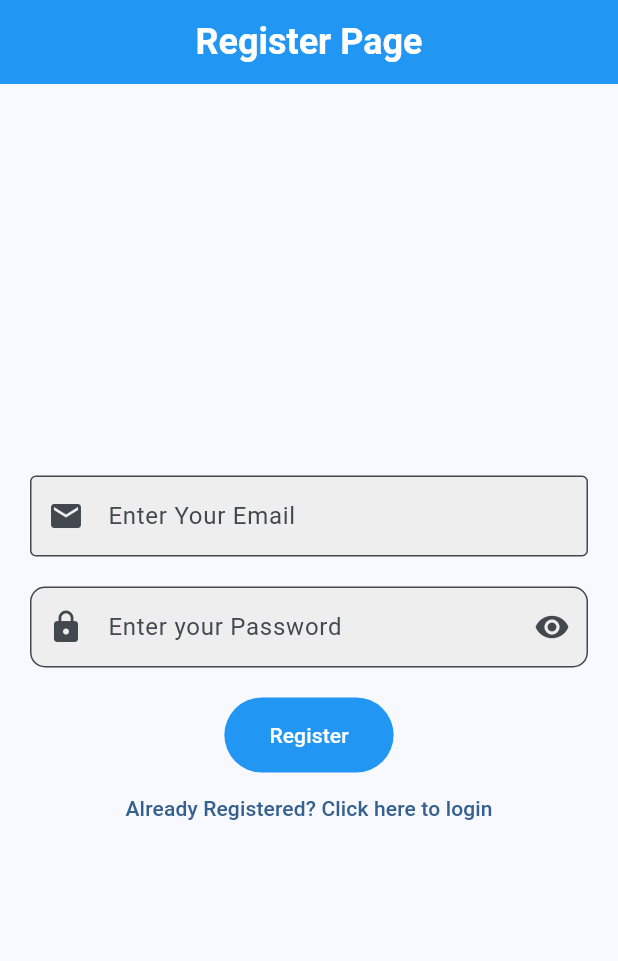
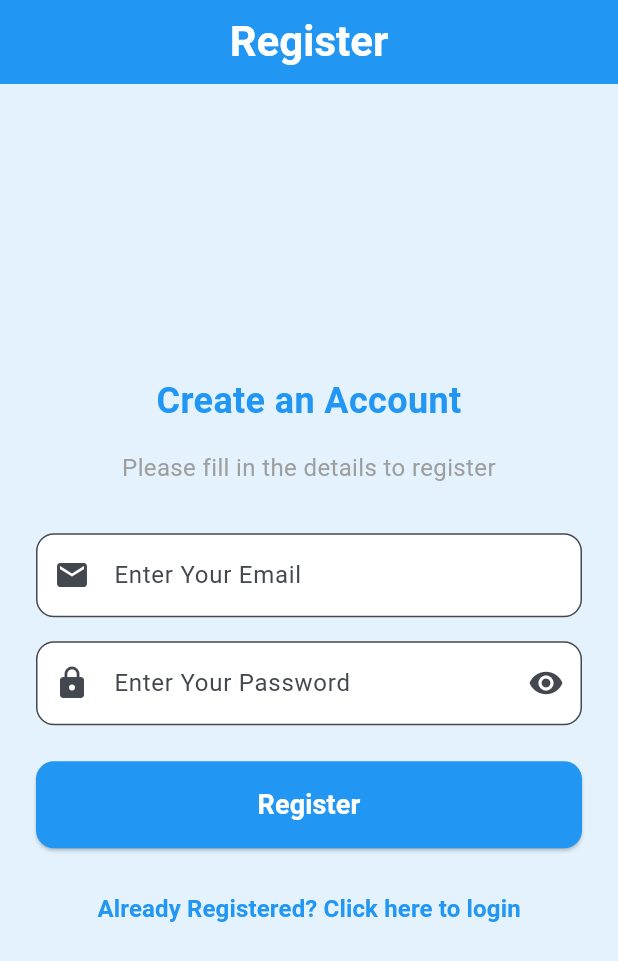
Before and after one commit to ashishexee/notes-application, a Flutter app: the screen it shows after launch, after a tap on "Not Registered? Register Here", on a phone screen of 412 x 824 dp. Shown: the top 961 px of the screen. Run offline on Flutter 3.47's test engine with Material 3 defaults, Android fonts, the phone set to English and light mode, and no system bars; our stand-ins replace bloc, cloud_firestore, equatable, firebase_auth, firebase_core, flutter_bloc and 2 more; accounts and stored records are empty; network calls fail.

Commit message:
improved UI

```diff
--- a/lib/views/login_view.dart
+++ b/lib/views/login_view.dart
@@ -1,5 +1,3 @@
-// import 'package:firebase_core/firebase_core.dart';
-// import 'package:firstapplication/firebase_options.dart';
 import 'package:firebase_auth/firebase_auth.dart';
 import 'package:firebase_core/firebase_core.dart';
 import 'package:firstapplication/constants/route.dart';
@@ -32,7 +30,6 @@ class _LoginViewState extends State<LoginView> {
     _obscure = true;
   }
 
-//ek baar jab init krr dete hai tou dispose krna bhi important hai
   @override
   void dispose() {
     _email.dispose();
@@ -43,17 +40,19 @@ class _LoginViewState extends State<LoginView> {
   @override
   Widget build(BuildContext context) {
     return Scaffold(
+      backgroundColor: Colors.blue[50], // Light background color
       appBar: AppBar(
         centerTitle: true,
         title: const Text(
-          'Login Page',
+          'Login',
           style: TextStyle(
             color: Colors.white,
-            fontSize: 24,
+            fontSize: 28,
             fontWeight: FontWeight.bold,
           ),
         ),
         backgroundColor: Colors.blue,
+        elevation: 0,
       ),
       body: FutureBuilder(
         future: Firebase.initializeApp(
@@ -63,11 +62,33 @@ class _LoginViewState extends State<LoginView> {
           switch (snapshot.connectionState) {
             case ConnectionState.done:
               return Center(
+                child: SingleChildScrollView(
                   child: Padding(
-                  padding: const EdgeInsets.all(20.0),
+                    padding: const EdgeInsets.symmetric(horizontal: 24.0),
+                    child: SingleChildScrollView(
                       child: Column(
                         mainAxisAlignment: MainAxisAlignment.center,
+                        crossAxisAlignment: CrossAxisAlignment.stretch,
                         children: [
+                          const Text(
+                            'Welcome Back!',
+                            textAlign: TextAlign.center,
+                            style: TextStyle(
+                              fontSize: 24,
+                              fontWeight: FontWeight.bold,
+                              color: Colors.blue,
+                            ),
+                          ),
+                          const SizedBox(height: 16),
+                          const Text(
+                            'Please login to your account',
+                            textAlign: TextAlign.center,
+                            style: TextStyle(
+                              fontSize: 16,
+                              color: Colors.grey,
+                            ),
+                          ),
+                          const SizedBox(height: 32),
                           TextField(
                             controller: _email,
                             enableSuggestions: false,
@@ -77,10 +98,10 @@ class _LoginViewState extends State<LoginView> {
                               hintText: 'Enter your email',
                               prefixIcon: const Icon(Icons.email),
                               border: OutlineInputBorder(
-                            borderRadius: BorderRadius.circular(10),
+                                borderRadius: BorderRadius.circular(12),
                               ),
                               filled: true,
-                          fillColor: Colors.grey[200],
+                              fillColor: Colors.white,
                             ),
                           ),
                           const SizedBox(height: 16),
@@ -93,10 +114,10 @@ class _LoginViewState extends State<LoginView> {
                               hintText: 'Enter your password',
                               prefixIcon: const Icon(Icons.lock),
                               border: OutlineInputBorder(
-                            borderRadius: BorderRadius.circular(10),
+                                borderRadius: BorderRadius.circular(12),
                               ),
                               filled: true,
-                          fillColor: Colors.grey[200],
+                              fillColor: Colors.white,
                               suffixIcon: IconButton(
                                 icon: Icon(
                                   _obscure
@@ -123,8 +144,8 @@ class _LoginViewState extends State<LoginView> {
                                         password,
                                       ),
                                     );
-                            // ignore: non_constant_identifier_names
-                            final usercredentials = await FirebaseAuth.instance
+                                final usercredentials = await FirebaseAuth
+                                    .instance
                                     .signInWithEmailAndPassword(
                                   email: email,
                                   password: password,
@@ -142,7 +163,8 @@ class _LoginViewState extends State<LoginView> {
                                   ),
                                 );
                               } on FirebaseAuthException catch (e) {
-                            devtools.log('error occured while trying to login');
+                                devtools
+                                    .log('error occurred while trying to login');
                                 devtools.log(e.code);
                                 ScaffoldMessenger.of(context).showSnackBar(
                                   SnackBar(
@@ -152,24 +174,27 @@ class _LoginViewState extends State<LoginView> {
                                     backgroundColor: Colors.red,
                                   ),
                                 );
-                          } // we will do better handling when we will show the user that you have written a wrong code
+                              }
                             },
-                        style: TextButton.styleFrom(
+                            style: ElevatedButton.styleFrom(
                               backgroundColor: Colors.blue,
                               padding: const EdgeInsets.symmetric(
-                            horizontal: 30,
-                            vertical: 15,
+                                vertical: 16,
+                              ),
+                              shape: RoundedRectangleBorder(
+                                borderRadius: BorderRadius.circular(12),
                               ),
                             ),
                             child: const Text(
                               'Login',
                               style: TextStyle(
-                            fontSize: 16,
+                                fontSize: 18,
                                 fontWeight: FontWeight.bold,
                                 color: Colors.white,
                               ),
                             ),
                           ),
+                          const SizedBox(height: 16),
                           TextButton(
                             onPressed: () {
                               Navigator.of(context).pushNamedAndRemoveUntil(
@@ -177,8 +202,18 @@ class _LoginViewState extends State<LoginView> {
                                 (route) => false,
                               );
                             },
-                          child: const Text('Not Registered? Register Here'))
+                            child: const Text(
+                              'Not Registered? Register Here',
+                              style: TextStyle(
+                                fontSize: 16,
+                                color: Colors.blue,
+                                fontWeight: FontWeight.bold,
+                              ),
+                            ),
+                          ),
                         ],
+                      ),
+                    ),
                   ),
                 ),
               );
@@ -192,26 +227,3 @@ class _LoginViewState extends State<LoginView> {
     );
   }
 }
-
-// i havent used this future as i already had a better way to display the error(may be will do in register view)
-Future<void> showerrordialog(
-  BuildContext context,
-  String text,
-) {
-  return showDialog(
-      context: context,
-      builder: (context) {
-        return AlertDialog(
-          title: const Text('ERROR'),
-          content: Text(text),
-          actions: [
-            TextButton(
-              onPressed: () {
-                Navigator.of(context).pop();
-              },
-              child: const Text('OK'),
-            )
-          ],
-        );
-      });
-}
--- a/lib/views/register_view.dart
+++ b/lib/views/register_view.dart
@@ -1,5 +1,6 @@
 import 'package:firebase_auth/firebase_auth.dart';
 import 'package:firstapplication/constants/route.dart';
+import 'package:firstapplication/services/auth/auth_exception.dart';
 import 'package:firstapplication/services/auth_services.dart';
 import 'package:flutter/material.dart';
 
@@ -24,11 +25,9 @@ class _RegisterViewState extends State<RegisterView> {
     super.initState();
   }
 
-// ek baar jab init krr dete hai tou dispose krna bhi important hai
   @override
   void dispose() {
     _email.dispose();
-
     _password.dispose();
     super.dispose();
   }
@@ -36,31 +35,54 @@ class _RegisterViewState extends State<RegisterView> {
   @override
   Widget build(BuildContext context) {
     return Scaffold(
+      backgroundColor: Colors.blue[50], // Light background color
       appBar: AppBar(
         centerTitle: true,
         automaticallyImplyLeading: false,
         title: const Text(
-          'Register Page',
+          'Register',
           style: TextStyle(
             color: Colors.white,
-            fontSize: 24,
+            fontSize: 28,
             fontWeight: FontWeight.bold,
           ),
         ),
         backgroundColor: Colors.blue,
+        elevation: 0,
       ),
       body: FutureBuilder(
         future: AuthServices.firebase().initialize(),
         builder: (context, snapshot) {
           switch (snapshot.connectionState) {
-            //snapshot is like a async function ,, future hai firebase auth ka tou jab tak vo active nhi hoga tou hum default case mai return krr denge text as 'loading ...' warna tou hum usse column return krr denga
             case ConnectionState.done:
               return Center(
+                child: SingleChildScrollView(
                   child: Padding(
-                padding: const EdgeInsets.all(20.0),
+                    padding: const EdgeInsets.symmetric(horizontal: 24.0),
+                    child: SingleChildScrollView(
                       child: Column(
                         mainAxisAlignment: MainAxisAlignment.center,
+                        crossAxisAlignment: CrossAxisAlignment.stretch,
                         children: [
+                          const Text(
+                            'Create an Account',
+                            textAlign: TextAlign.center,
+                            style: TextStyle(
+                              fontSize: 24,
+                              fontWeight: FontWeight.bold,
+                              color: Colors.blue,
+                            ),
+                          ),
+                          const SizedBox(height: 16),
+                          const Text(
+                            'Please fill in the details to register',
+                            textAlign: TextAlign.center,
+                            style: TextStyle(
+                              fontSize: 16,
+                              color: Colors.grey,
+                            ),
+                          ),
+                          const SizedBox(height: 32),
                           TextField(
                             enableSuggestions: false,
                             autocorrect: false,
@@ -68,38 +90,31 @@ class _RegisterViewState extends State<RegisterView> {
                             controller: _email,
                             decoration: InputDecoration(
                               hintText: 'Enter Your Email',
-                        border: OutlineInputBorder(),
                               prefixIcon: const Icon(Icons.email),
-                        contentPadding:
-                            EdgeInsets.symmetric(horizontal: 20, vertical: 15),
+                              border: OutlineInputBorder(
+                                borderRadius: BorderRadius.circular(12),
+                              ),
                               filled: true,
-                        fillColor: Colors.grey[200],
+                              fillColor: Colors.white,
                             ),
                           ),
-                    SizedBox(height: 20),
-                    StatefulBuilder(
-                      builder: (BuildContext context, StateSetter setState) {
-                        bool obscureText = true;
-                        return Column(
-                          children: [
+                          const SizedBox(height: 16),
                           TextField(
                             obscureText: _obscureText,
                             enableSuggestions: false,
                             autocorrect: false,
                             controller: _password,
                             decoration: InputDecoration(
-                                hintText: 'Enter your Password',
+                              hintText: 'Enter Your Password',
                               prefixIcon: const Icon(Icons.lock),
                               border: OutlineInputBorder(
-                                  borderRadius: BorderRadius.circular(10),
+                                borderRadius: BorderRadius.circular(12),
                               ),
-                                contentPadding: EdgeInsets.symmetric(
-                                    horizontal: 30, vertical: 15),
                               filled: true,
-                                fillColor: Colors.grey[200],
+                              fillColor: Colors.white,
                               suffixIcon: IconButton(
                                 icon: Icon(
-                                    obscureText
+                                  _obscureText
                                       ? Icons.visibility
                                       : Icons.visibility_off,
                                 ),
@@ -111,12 +126,8 @@ class _RegisterViewState extends State<RegisterView> {
                               ),
                             ),
                           ),
-                          ],
-                        );
-                      },
-                    ),
-                    SizedBox(height: 20),
-                    TextButton(
+                          const SizedBox(height: 24),
+                          ElevatedButton(
                             onPressed: () async {
                               final email = _email.text;
                               final password = _password.text;
@@ -126,37 +137,54 @@ class _RegisterViewState extends State<RegisterView> {
                                   password: password,
                                 );
                                 ScaffoldMessenger.of(context).showSnackBar(
-                            SnackBar(
-                              content: Text(
-                                'Succesfully registered',
-                              ),
+                                  const SnackBar(
+                                    content: Text('Successfully registered'),
                                     backgroundColor: Colors.blue,
                                   ),
                                 );
-                          await AuthServices.firebase().sendEmailVerification();
-                          // // we didnot use pushNamedAndRemoveUntil because we still want to have register view on
-                          // the back of the email verify view so that if in case the user enters a wrong email
-                          // he/she can easily go back using the back button present at the top of appbar
-                          Navigator.of(context).pushNamed(emailverifyroute);
+                                await AuthServices.firebase()
+                                    .sendEmailVerification();
+                                Navigator.of(context)
+                                    .pushNamed(emailverifyroute);
+                              } on EmailAlreadyInUseAuthException {
+                                ScaffoldMessenger.of(context).showSnackBar(
+                                  const SnackBar(
+                                    content: Text(
+                                      'Email already in use. Register with a different email.',
+                                    ),
+                                    backgroundColor: Colors.red,
+                                  ),
+                                );
                               } on FirebaseAuthException catch (e) {
                                 ScaffoldMessenger.of(context).showSnackBar(
                                   SnackBar(
                                     content: Text(
-                                'An error occured ${e.code}',
+                                      'An error occurred: ${e.code}',
                                     ),
                                     backgroundColor: Colors.red,
                                   ),
                                 );
                               }
                             },
-                      style: TextButton.styleFrom(
-                        foregroundColor: Colors.white,
-                        padding:
-                            EdgeInsets.symmetric(horizontal: 30, vertical: 15),
+                            style: ElevatedButton.styleFrom(
                               backgroundColor: Colors.blue,
+                              padding: const EdgeInsets.symmetric(
+                                vertical: 16,
                               ),
-                      child: Text('Register'),
+                              shape: RoundedRectangleBorder(
+                                borderRadius: BorderRadius.circular(12),
                               ),
+                            ),
+                            child: const Text(
+                              'Register',
+                              style: TextStyle(
+                                fontSize: 18,
+                                fontWeight: FontWeight.bold,
+                                color: Colors.white,
+                              ),
+                            ),
+                          ),
+                          const SizedBox(height: 16),
                           TextButton(
                             onPressed: () {
                               Navigator.of(context).pushNamedAndRemoveUntil(
@@ -165,12 +193,24 @@ class _RegisterViewState extends State<RegisterView> {
                               );
                             },
                             child: const Text(
-                            'Already Registered? Click here to login'))
+                              'Already Registered? Click here to login',
+                              style: TextStyle(
+                                fontSize: 16,
+                                color: Colors.blue,
+                                fontWeight: FontWeight.bold,
+                              ),
+                            ),
+                          ),
                         ],
                       ),
-              ));
+                    ),
+                  ),
+                ),
+              );
             default:
-              return Center(child: CircularProgressIndicator());
+              return const Center(
+                child: CircularProgressIndicator(),
+              );
           }
         },
       ),
```
Also changed, not shown: lib/views/note/notes_view.dart (+16 -3 lines), lib/views/verify_email.dart (+47 -14 lines). Lines whose indentation alone changed are shown as unchanged.
